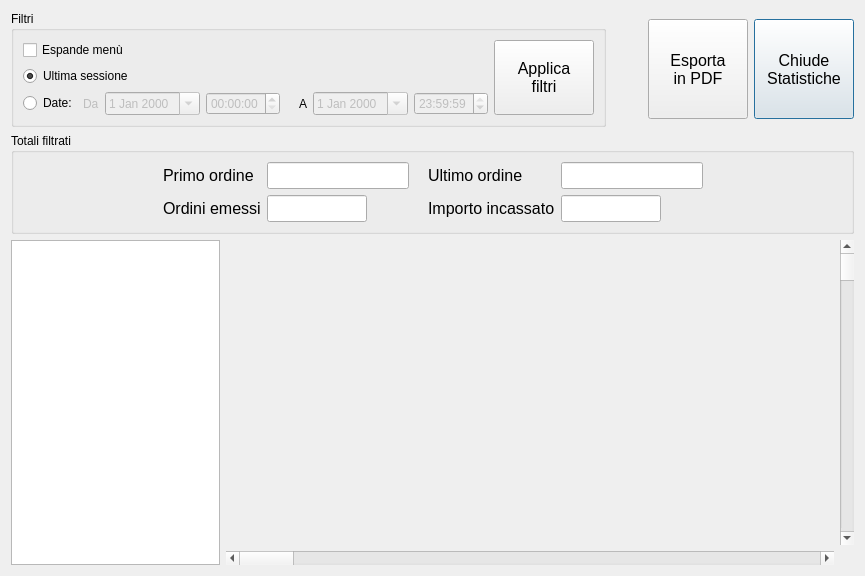
First picture: the form in src/statsform.ui, repository mtonin/gestcassa, before the edit.
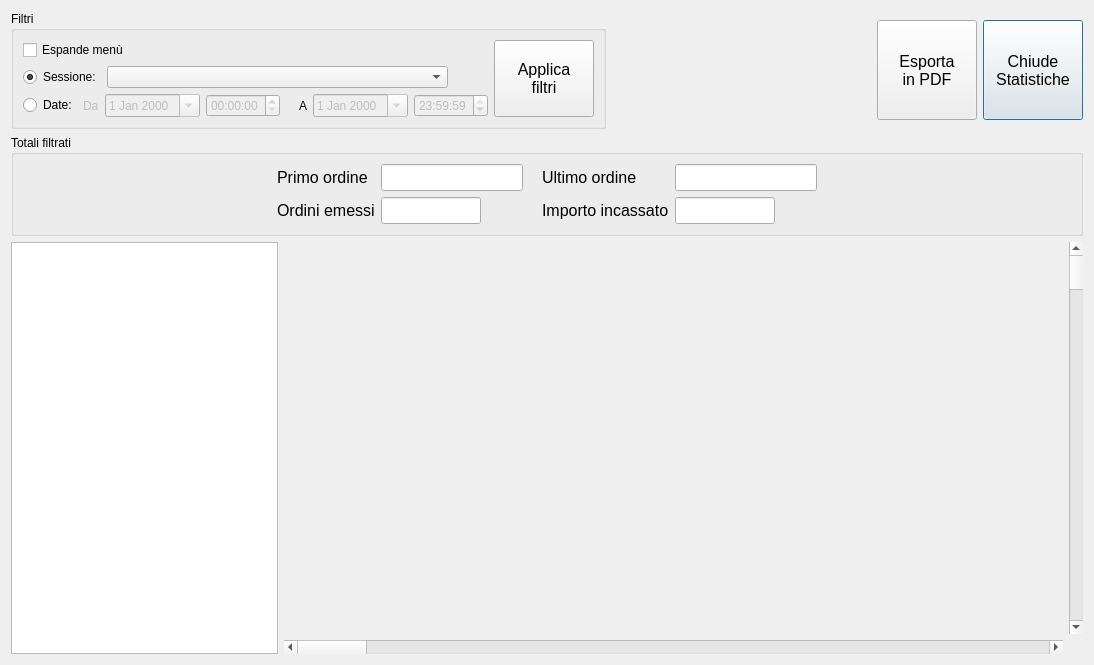
Second picture: the form after the edit. Custom widgets are drawn as their Qt base class.

Commit message: - aggiunto selezione sessione nel form statistiche e storico ordini

What changed in the file:
```diff
--- a/src/statsform.ui
+++ b/src/statsform.ui
@@ -6,8 +6,8 @@
    <rect>
     <x>0</x>
     <y>0</y>
-    <width>865</width>
-    <height>576</height>
+    <width>1094</width>
+    <height>665</height>
    </rect>
   </property>
   <property name="windowTitle">
@@ -15,7 +15,7 @@
   </property>
   <layout class="QVBoxLayout" name="verticalLayout" stretch="0,0,1">
    <item>
-    <layout class="QHBoxLayout" name="horizontalLayout_8">
+    <layout class="QHBoxLayout" name="horizontalLayout_8" stretch="0,1,0">
      <item>
       <widget class="QGroupBox" name="groupBox">
        <property name="sizePolicy">
@@ -40,14 +40,38 @@
              </widget>
             </item>
             <item>
-             <widget class="QRadioButton" name="ultimaSessioneBox">
+             <layout class="QHBoxLayout" name="horizontalLayout_9" stretch="0,1,0">
+              <item>
+               <widget class="QRadioButton" name="sessioneBox">
               <property name="text">
-               <string>Ultima sessione</string>
+                 <string>Sessione:</string>
               </property>
               <property name="checked">
                <bool>true</bool>
               </property>
              </widget>
+              </item>
+              <item>
+               <widget class="QComboBox" name="sessioneCombo">
+                <property name="sizeAdjustPolicy">
+                 <enum>QComboBox::AdjustToMinimumContentsLength</enum>
+                </property>
+               </widget>
+              </item>
+              <item>
+               <spacer name="horizontalSpacer_4">
+                <property name="orientation">
+                 <enum>Qt::Horizontal</enum>
+                </property>
+                <property name="sizeHint" stdset="0">
+                 <size>
+                  <width>40</width>
+                  <height>20</height>
+                 </size>
+                </property>
+               </spacer>
+              </item>
+             </layout>
             </item>
             <item>
              <layout class="QHBoxLayout" name="horizontalLayout_4">
```
Lines whose indentation alone changed are shown as unchanged. The commit also changes 5 other files.
